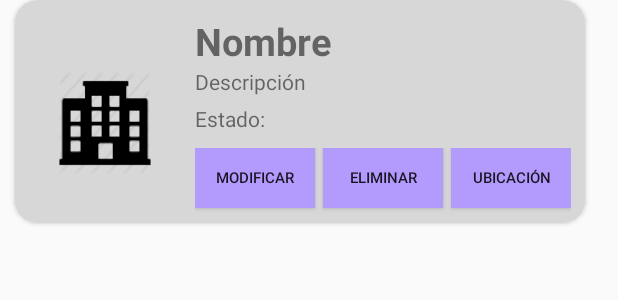
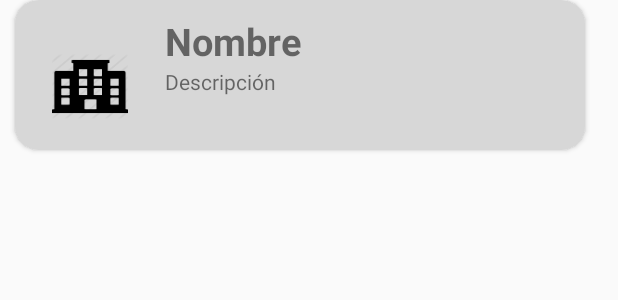
Before and after one commit to lucasag97/AndroidDomotica, an Android app: the layout list_item.xml on its own in the app's theme, with its tools: preview values and no code run, on a phone screen of 412 x 824 dp. Shown: the top 300 px of the screen. Run offline under Robolectric (Android 15) with nearby library versions, the phone set to English and light mode, and no system bars.

Commit message:
super merge fix, arreglo visuales

```diff
--- a/app/src/main/java/com/example/tpdomotica/Activity/ContenedorActivity.java
+++ b/app/src/main/java/com/example/tpdomotica/Activity/ContenedorActivity.java
@@ -75,4 +75,5 @@ public class ContenedorActivity extends AppCompatActivity implements
     public void recargarEdificio(){
         getSupportFragmentManager().beginTransaction().replace(R.id.contenedorFragment,listaEdificios).commit();
     }
+
 }
--- /dev/null
+++ b/app/src/main/res/drawable/ic_cubo_de_basura_boton_borrar.xml
@@ -0,0 +1,4 @@
+<vector android:height="24dp" android:viewportHeight="459"
+    android:viewportWidth="459" android:width="24dp" xmlns:android="http://schemas.android.com/apk/res/android">
+    <path android:fillColor="#FF000000" android:pathData="M76.5,408c0,28.05 22.95,51 51,51h204c28.05,0 51,-22.95 51,-51V102h-306V408zM408,25.5h-89.25L293.25,0h-127.5l-25.5,25.5H51v51h357V25.5z"/>
+</vector>
--- /dev/null
+++ b/app/src/main/res/drawable/ic_editar.xml
@@ -0,0 +1,5 @@
+<vector android:height="24dp" android:viewportHeight="383.947"
+    android:viewportWidth="383.947" android:width="24dp" xmlns:android="http://schemas.android.com/apk/res/android">
+    <path android:fillColor="#FF000000" android:pathData="M0,303.947l0,80l80,0l236.053,-236.054l-80,-80z"/>
+    <path android:fillColor="#FF000000" android:pathData="M377.707,56.053L327.893,6.24c-8.32,-8.32 -21.867,-8.32 -30.187,0l-39.04,39.04l80,80l39.04,-39.04C386.027,77.92 386.027,64.373 377.707,56.053z"/>
+</vector>
--- a/app/src/main/res/layout/list_item.xml
+++ b/app/src/main/res/layout/list_item.xml
@@ -17,12 +17,12 @@
 
         <LinearLayout
             android:layout_width="match_parent"
-            android:layout_height="wrap_content"
+            android:layout_height="100dp"
             android:orientation="horizontal">
 
             <ImageView
                 android:id="@+id/idImagen"
-                android:layout_width="120dp"
+                android:layout_width="100dp"
                 android:layout_height="match_parent"
                 android:layout_gravity="center | top"
                 android:src="@mipmap/ic_edificio_foreground"
@@ -46,47 +46,8 @@
                     android:id="@+id/idInfo"
                     android:layout_width="285dp"
                     android:layout_height="wrap_content"
-                    android:layout_marginBottom="5dp"
-                    android:text="@string/descripcion"/>
-                <TextView
-                    android:id="@+id/idEstado"
-                    android:layout_width="match_parent"
-                    android:layout_height="wrap_content"
-                    android:text="Estado: "
-                    android:layout_marginBottom="10dp"/>
-                <LinearLayout
-                    android:layout_width="wrap_content"
-                    android:layout_height="wrap_content"
-                    android:orientation="horizontal">
-                    <Button
-                        android:id="@+id/modificarEdificio"
-                        android:layout_width="80dp"
-                        android:layout_height="40dp"
-                        android:text="@string/modificar"
-                        android:textSize="10dp"
-                        android:layout_marginBottom="10dp"
-                        android:background="@color/lila_claro"/>
-
-                    <Button
-                        android:id="@+id/eliminarEdificio"
-                        android:layout_width="80dp"
-                        android:layout_height="40dp"
-                        android:text="@string/eliminar"
-                        android:textSize="10dp"
-                        android:layout_marginLeft="5dp"
-                        android:layout_marginBottom="10dp"
-                        android:background="@color/lila_claro"/>
-
-                    <Button
-                        android:id="@+id/ubicacionEdificio"
-                        android:layout_width="80dp"
-                        android:layout_height="40dp"
-                        android:text="@string/ubicacion"
-                        android:textSize="10dp"
-                        android:layout_marginLeft="5dp"
-                        android:background="@color/lila_claro" />
-                </LinearLayout>
-
+                    android:layout_marginBottom="10dp"
+                    android:text="@string/descripcion" />
             </LinearLayout>
         </LinearLayout>
 
```
Also changed, not shown: app/src/main/java/com/example/tpdomotica/Adaptadores/AdaptadorEdificio.java (+50 -60 lines), app/src/main/java/com/example/tpdomotica/Fragment/EdificioFragment.java (+76 -29 lines), app/src/main/res/drawable/ic_baseline_place_24px.xml (added, +9 -0 lines), app/src/main/res/layout/fragment_detalle_sensor.xml (+12 -11 lines), app/src/main/res/layout/fragment_edificio.xml (+12 -11 lines), app/src/main/res/menu/menu_item_list.xml (added, +15 -0 lines).
